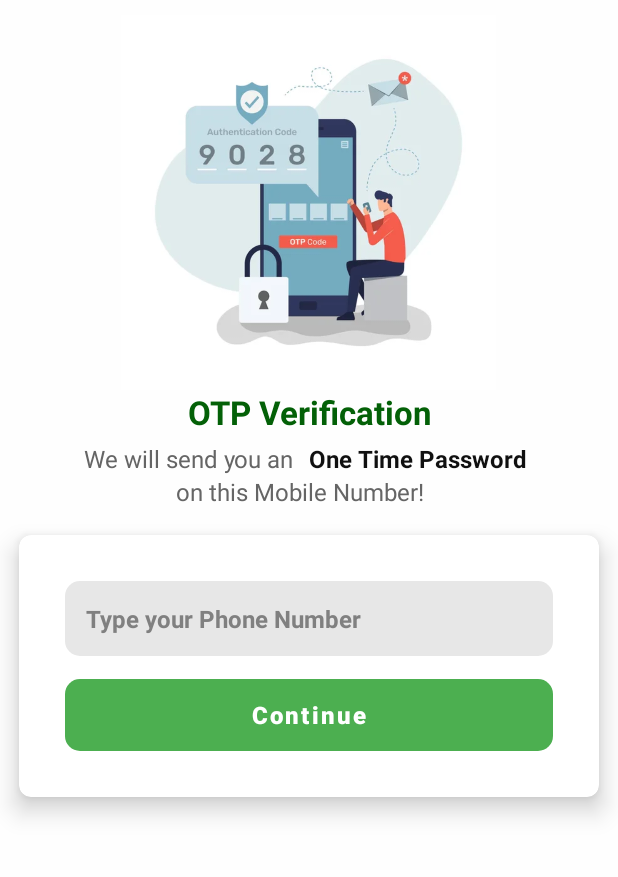
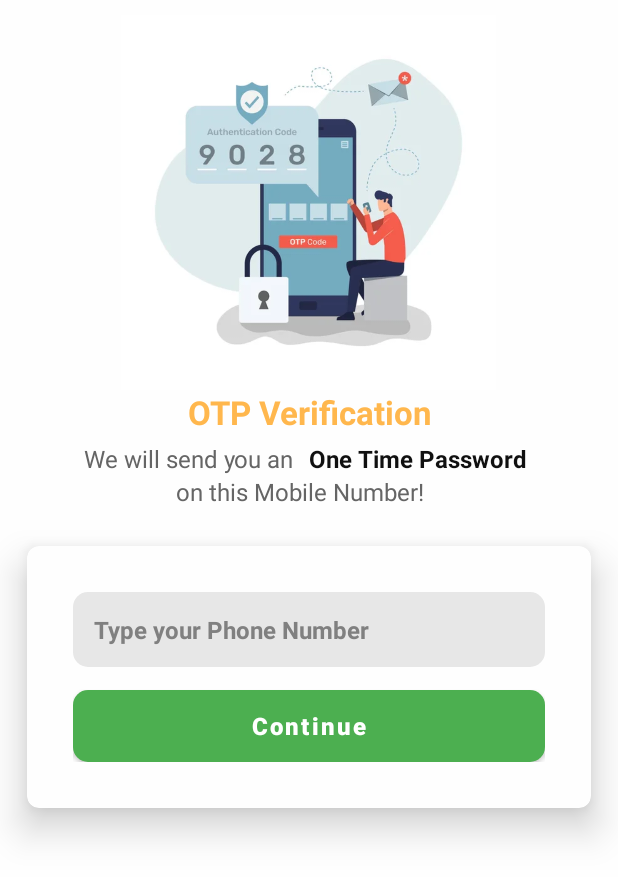
Before and after one commit to iampriteshkumar/Lets-Chat-App-from-Android-Studio-Integration, an Android app: the screen it shows after launch (VerificationActivity), on a phone screen of 412 x 824 dp. Shown: the top 877 px of the screen. Run offline under Robolectric (Android 15) with nearby library versions, the phone set to English and light mode, and no system bars; our stand-ins replace Firebase (no records; nobody signed in at launch, a user with empty details on screens opened directly).

Commit message:
Update code for Light & Dark theme.

```diff
--- a/app/src/main/java/com/droidappproject/letschat/ChatActivity.kt
+++ b/app/src/main/java/com/droidappproject/letschat/ChatActivity.kt
@@ -53,7 +53,7 @@ class ChatActivity : AppCompatActivity() {
         val profile = intent.getStringExtra("image")
         binding!!.name.text = name
         Glide.with(this@ChatActivity).load(profile)
-            .placeholder(R.drawable.placeholder)
+            .placeholder(R.drawable.ic_avatar)
             .into(binding!!.profile01)
         binding!!.imageView2.setOnClickListener{ finish() }
         receiverUid = intent.getStringExtra("uid")
--- a/app/src/main/java/com/droidappproject/letschat/adapter/MessagesAdapter.kt
+++ b/app/src/main/java/com/droidappproject/letschat/adapter/MessagesAdapter.kt
@@ -71,11 +71,11 @@ class MessagesAdapter(
                 val view: View = LayoutInflater.from(context).inflate(R.layout.delete_layout, null)
                 val binding: DeleteLayoutBinding = DeleteLayoutBinding.bind(view)
                 val dialog:AlertDialog = AlertDialog.Builder(context)
-                    .setTitle("Delete Message")
+                    .setTitle("Delete message?")
                     .setView(binding.getRoot())
                     .create()
                 binding.everyone.setOnClickListener{
-                    message.message = "This message is removed"
+                    message.message = "\uD83D\uDEAB This message was deleted."
                     message.messageId?.let { it1 ->
                         FirebaseDatabase.getInstance().reference
                             .child("chats")
@@ -133,7 +133,7 @@ class MessagesAdapter(
                     .setView(binding.getRoot())
                     .create()
                 binding.everyone.setOnClickListener{
-                    message.message = "This message is removed"
+                    message.message = "\uD83D\uDEAB This message was deleted."
                     message.messageId?.let { it1 ->
                         FirebaseDatabase.getInstance().reference.child("chats")
                             .child(senderRoom)
--- a/app/src/main/res/layout/activity_main.xml
+++ b/app/src/main/res/layout/activity_main.xml
@@ -6,7 +6,7 @@
     android:layout_width="match_parent"
     android:layout_height="match_parent"
     android:orientation="vertical"
-    android:background="@drawable/bgl"
+    android:background="@drawable/proBack"
     tools:context=".MainActivity">
 
     <TextView
@@ -15,7 +15,7 @@
         android:textStyle="bold|normal"
         android:textAlignment="center"
         android:layout_marginTop="20dp"
-        android:textColor="#0097A7"
+        android:textColor="#FFB74D"
         android:layout_width="match_parent"
         android:layout_height="wrap_content"/>
 
--- a/app/src/main/res/layout/activity_verification.xml
+++ b/app/src/main/res/layout/activity_verification.xml
@@ -22,7 +22,7 @@
         android:layout_height="wrap_content"
         android:text="OTP Verification"
         android:textAlignment="center"
-        android:textColor="#036007"
+        android:textColor="#FFB74D"
         android:textSize="22sp"
         android:textStyle="bold" />
 
@@ -65,9 +65,9 @@
     <androidx.cardview.widget.CardView
         android:layout_width="match_parent"
         android:layout_height="wrap_content"
-        app:cardBackgroundColor="@color/white"
+        app:cardBackgroundColor="@color/otpBack"
         app:cardCornerRadius="8dp"
-        app:cardElevation="10dp"
+        app:cardElevation="15dp"
         app:cardUseCompatPadding="true">
 
         <LinearLayout
@@ -75,7 +75,7 @@
             android:layout_height="wrap_content"
             android:layout_gravity="center"
             android:layout_margin="15dp"
-            android:background="@color/white"
+            android:background="@color/otpBack"
             android:gravity="center"
             android:orientation="vertical"
             android:padding="15dp">
@@ -101,8 +101,9 @@
                 android:layout_width="match_parent"
                 android:layout_height="wrap_content"
                 android:background="@drawable/background_shape"
-                android:backgroundTint="#4CAF50"
+                android:backgroundTint="#43A047"
                 android:text="Continue"
+                android:textColor="@color/white"
                 android:textAllCaps="false"
                 android:textSize="16sp"
                 android:textStyle="bold|normal" />
--- a/app/src/main/res/layout/item_profile.xml
+++ b/app/src/main/res/layout/item_profile.xml
@@ -37,7 +37,7 @@
                 android:textAlignment="center"
                 android:textSize="15sp"
                 android:layout_marginTop="5dp"
-                android:textColor="#00796B"
+                android:textColor="#FFB74D"
                 android:layout_width="match_parent"
                 android:layout_height="wrap_content"/>
 
--- a/app/src/main/res/layout/receive_msg.xml
+++ b/app/src/main/res/layout/receive_msg.xml
@@ -3,6 +3,7 @@
     xmlns:android="http://schemas.android.com/apk/res/android"
     android:layout_width="match_parent"
     android:layout_height="wrap_content"
+    android:layout_marginEnd="50dp"
     android:orientation="vertical"
     android:gravity="start"
     android:layout_gravity="start">
@@ -23,11 +24,11 @@
 
         <TextView
             android:id="@+id/message"
-            android:layout_width="match_parent"
+            android:layout_width="wrap_content"
             android:layout_height="wrap_content"
             android:text="@string/app_name"
             android:textAlignment="textStart"
-            android:textColor="@color/black"
+            android:textColor="@color/txtCol"
             android:textSize="16sp"
             android:textStyle="bold|normal" />
 
--- a/app/src/main/res/layout/send_msg.xml
+++ b/app/src/main/res/layout/send_msg.xml
@@ -3,6 +3,7 @@
     xmlns:android="http://schemas.android.com/apk/res/android"
     android:layout_width="match_parent"
     android:layout_height="wrap_content"
+    android:layout_marginStart="50dp"
     android:orientation="vertical"
     android:gravity="end"
     android:layout_gravity="end">
@@ -23,11 +24,11 @@
 
         <TextView
             android:id="@+id/message"
-            android:layout_width="match_parent"
+            android:layout_width="wrap_content"
             android:layout_height="wrap_content"
             android:text="@string/app_name"
             android:textAlignment="textStart"
-            android:textColor="@color/white"
+            android:textColor="@color/txtCol"
             android:textSize="16sp"
             android:textStyle="bold|normal" />
 
--- a/app/src/main/res/values-night/themes.xml
+++ b/app/src/main/res/values-night/themes.xml
@@ -16,7 +16,24 @@
         <!--        changed statusBarColor-->
 
         <!-- Status bar color. -->
-        <item name="android:statusBarColor">#303030</item>
+        <item name="android:statusBarColor">#FFB74D</item>
         <!-- Customize your theme here. -->
+
+
+
     </style>
+
+    <!--    Light theme colors-->
+
+    <item name="whtBlc" type="color">#333333</item>
+    <item name="chatBack" type="color">#141414</item>
+    <item name="msgBox" type="color">#1e1e1e</item>
+    <item name="inMsgBox" type="color">#282828</item>
+    <item name="txtCol" type="color">@color/white</item>
+    <item name="sendBack" type="color">#B3FFD54F</item>
+    <item name="receiveBack" type="color">#33E7E7E7</item>
+    <drawable name="proBack">@drawable/bgd</drawable>
+
+    <item name="otpBack" type="color">#505050</item>
+
 </resources>
--- a/app/src/main/res/values/colors.xml
+++ b/app/src/main/res/values/colors.xml
@@ -3,7 +3,7 @@
     <color name="purple_200">#FFBB86FC</color>
     <color name="purple_500">#FF6200EE</color>
     <color name="purple_700">#FF3700B3</color>
-    <color name="teal_200">#FF03DAC5</color>
+    <color name="teal_200">#FFB74D</color>
     <color name="teal_700">#FF018786</color>
     <color name="black">#FF000000</color>
     <color name="white">#FFFFFFFF</color>
--- a/app/src/main/res/values/strings.xml
+++ b/app/src/main/res/values/strings.xml
@@ -1,4 +1,4 @@
 <resources>
-    <string name="app_name">Let\'s Chat</string>
+    <string name="app_name">LetsChat</string>
     <string name="profile_list_intro">Select a profile from your contact list to talk with them!</string>
 </resources>
--- a/app/src/main/res/values/themes.xml
+++ b/app/src/main/res/values/themes.xml
@@ -10,13 +10,27 @@
         <item name="colorOnPrimary">@color/white</item>
         <!-- Secondary brand color. -->
         <item name="colorSecondary">@color/teal_200</item>
-        <item name="colorSecondaryVariant">@color/teal_700</item>
+        <item name="colorSecondaryVariant">#C38D40</item>
         <item name="colorOnSecondary">@color/black</item>
 
 <!--        changing status bar color-->
 
         <!-- Status bar color. -->
-        <item name="android:statusBarColor">#9E9E9E</item>
+        <item name="android:statusBarColor">#FFB74D</item>
         <!-- Customize your theme here. -->
     </style>
+
+<!--    Light theme colors-->
+
+    <item name="whtBlc" type="color">@color/white</item>
+    <item name="chatBack" type="color">@color/white</item>
+    <item name="msgBox" type="color">#e7e7e7</item>
+    <item name="inMsgBox" type="color">@color/white</item>
+    <item name="txtCol" type="color">@color/black</item>
+    <item name="sendBack" type="color">#FFD54F</item>
+    <item name="receiveBack" type="color">#B3E7E7E7</item>
+    <drawable name="proBack">@drawable/bgl</drawable>
+
+    <item name="otpBack" type="color">#FEFEFE</item>
+
 </resources>
```
Also changed, not shown: app/src/main/res/drawable/receive_drawable.xml (+4 -4 lines), app/src/main/res/drawable/send_drawable.xml (+4 -4 lines), app/src/main/res/layout/activity_chat.xml (+18 -13 lines), app/src/main/res/layout/activity_otpactivity.xml (+6 -5 lines), app/src/main/res/layout/activity_setup_profile.xml (+7 -5 lines), app/src/main/res/layout/delete_layout.xml (+10 -8 lines), app/src/main/res/drawable/bgd.jpg (added), app/src/main/res/drawable/ic_chat.png.
